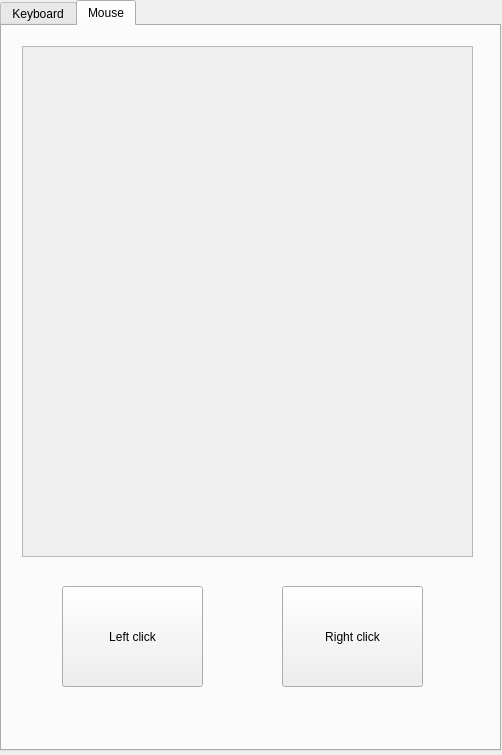
First picture: the form in RemoteNiP-client/remoteclient.ui, repository salesh/rs16-15, before the edit.
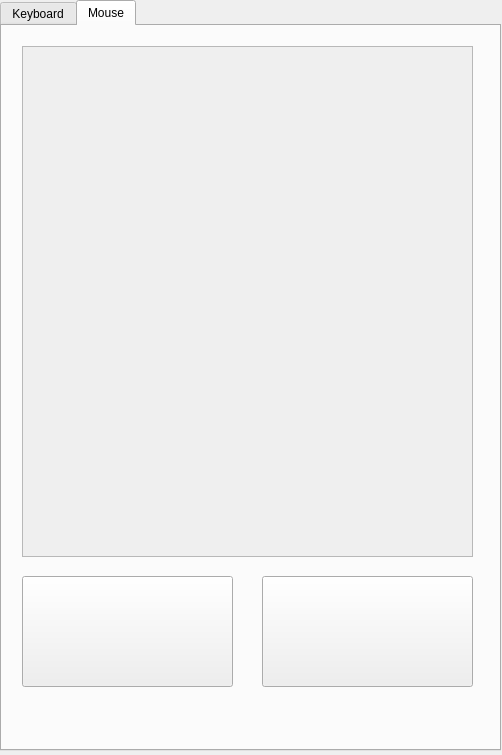
Second picture: the form after the edit. Custom widgets are drawn as their Qt base class.

The edit to the form file:
```diff
--- a/RemoteNiP-client/remoteclient.ui
+++ b/RemoteNiP-client/remoteclient.ui
@@ -909,27 +909,27 @@
      <widget class="QPushButton" name="leftClicked">
       <property name="geometry">
        <rect>
-        <x>60</x>
-        <y>560</y>
-        <width>141</width>
-        <height>101</height>
+        <x>20</x>
+        <y>550</y>
+        <width>211</width>
+        <height>111</height>
        </rect>
       </property>
       <property name="text">
-       <string>Left click</string>
+       <string/>
       </property>
      </widget>
      <widget class="QPushButton" name="rightClicked">
       <property name="geometry">
        <rect>
-        <x>280</x>
-        <y>560</y>
-        <width>141</width>
-        <height>101</height>
+        <x>260</x>
+        <y>550</y>
+        <width>211</width>
+        <height>111</height>
        </rect>
       </property>
       <property name="text">
-       <string>Right click</string>
+       <string/>
       </property>
      </widget>
     </widget>
```
